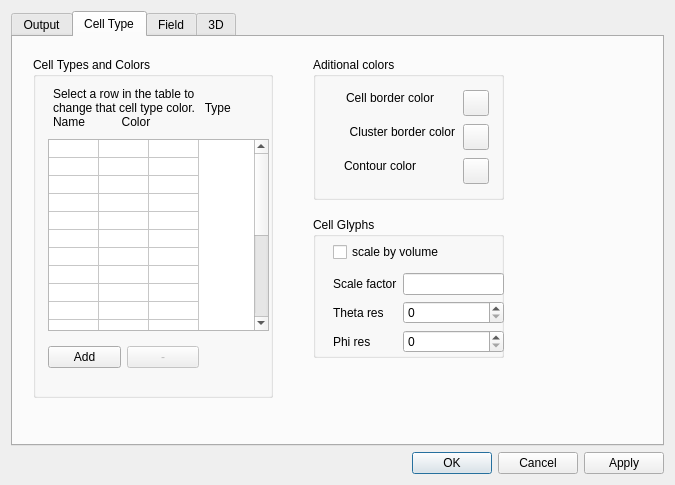
Above: CompuCell3D/player/Configuration/cc3D_prefs.ui from CompuCell3D/CompuCell3D before the change. Below: the same form after it.
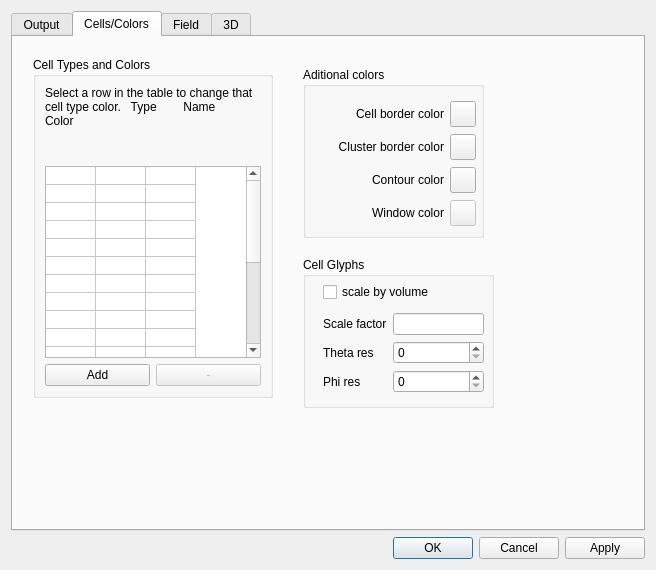
That is the form after the change. The open tabs and pages were chosen to show the change.

Commit message: Fixing bug with using a single graphics window, but using multiple views and clicking 'camera' icon to save images of those views.  Also, added few more Prefs widgets, e.g. 3D:BoundingBox, and hooks for color, plus window background color (in Cells/Colors tab).

Patch:
```diff
--- a/CompuCell3D/player/Configuration/cc3D_prefs.ui
+++ b/CompuCell3D/player/Configuration/cc3D_prefs.ui
@@ -6,8 +6,8 @@
    <rect>
     <x>0</x>
     <y>0</y>
-    <width>675</width>
-    <height>485</height>
+    <width>656</width>
+    <height>570</height>
    </rect>
   </property>
   <property name="windowTitle">
@@ -277,7 +277,7 @@
        </widget>
        <widget class="QWidget" name="tab_cell_type">
         <attribute name="title">
-         <string>Cell Type</string>
+         <string>Cells/Colors</string>
         </attribute>
         <widget class="QGroupBox" name="groupBox_10">
          <property name="geometry">
@@ -309,15 +309,9 @@
          <property name="title">
           <string>Cell Types and Colors</string>
          </property>
+         <layout class="QVBoxLayout" name="verticalLayout_6">
+          <item>
          <widget class="QLabel" name="selectCellColorLabel">
-          <property name="geometry">
-           <rect>
-            <x>20</x>
-            <y>30</y>
-            <width>181</width>
-            <height>51</height>
-           </rect>
-          </property>
           <property name="text">
            <string>Select a row in the table to change that cell type color.   Type        Name           Color</string>
           </property>
@@ -334,18 +328,12 @@
            <set>Qt::NoTextInteraction</set>
           </property>
          </widget>
+          </item>
+          <item>
          <widget class="QTableWidget" name="typeColorTable">
           <property name="enabled">
            <bool>true</bool>
           </property>
-          <property name="geometry">
-           <rect>
-            <x>15</x>
-            <y>82</y>
-            <width>221</width>
-            <height>192</height>
-           </rect>
-          </property>
           <property name="sizePolicy">
            <sizepolicy hsizetype="MinimumExpanding" vsizetype="Fixed">
             <horstretch>0</horstretch>
@@ -447,15 +435,8 @@
            </property>
           </item>
          </widget>
-         <widget class="QWidget" name="layoutWidget">
-          <property name="geometry">
-           <rect>
-            <x>15</x>
-            <y>284</y>
-            <width>151</width>
-            <height>32</height>
-           </rect>
-          </property>
+          </item>
+          <item>
           <layout class="QHBoxLayout" name="horizontalLayout_13">
            <item>
             <widget class="QPushButton" name="addCellTypeButton">
@@ -487,15 +468,16 @@
             </widget>
            </item>
           </layout>
-         </widget>
+          </item>
+         </layout>
         </widget>
         <widget class="QGroupBox" name="groupBox_4">
          <property name="geometry">
           <rect>
-           <x>300</x>
-           <y>180</y>
+           <x>290</x>
+           <y>220</y>
            <width>191</width>
-           <height>141</height>
+           <height>151</height>
           </rect>
          </property>
          <property name="title">
@@ -506,11 +488,11 @@
            <rect>
             <x>20</x>
             <y>20</y>
-            <width>171</width>
+            <width>161</width>
             <height>121</height>
            </rect>
           </property>
-          <layout class="QVBoxLayout" name="verticalLayout_6">
+          <layout class="QVBoxLayout" name="verticalLayout_5">
            <item>
             <widget class="QCheckBox" name="checkBox">
              <property name="text">
@@ -558,24 +540,27 @@
         <widget class="QGroupBox" name="groupBox_11">
          <property name="geometry">
           <rect>
-           <x>300</x>
-           <y>20</y>
-           <width>191</width>
-           <height>143</height>
+           <x>290</x>
+           <y>30</y>
+           <width>181</width>
+           <height>171</height>
           </rect>
          </property>
          <property name="title">
           <string>Aditional colors</string>
          </property>
+         <widget class="QWidget" name="layoutWidget">
+          <property name="geometry">
+           <rect>
+            <x>10</x>
+            <y>33</y>
+            <width>163</width>
+            <height>130</height>
+           </rect>
+          </property>
+          <layout class="QGridLayout" name="gridLayout_2">
+           <item row="0" column="0">
          <widget class="QLabel" name="borderColorLabel">
-          <property name="geometry">
-           <rect>
-            <x>15</x>
-            <y>33</y>
-            <width>106</width>
-            <height>16</height>
-           </rect>
-          </property>
           <property name="text">
            <string>Cell border color</string>
           </property>
@@ -583,15 +568,9 @@
            <set>Qt::AlignRight|Qt::AlignTrailing|Qt::AlignVCenter</set>
           </property>
          </widget>
+           </item>
+           <item row="0" column="1">
          <widget class="QToolButton" name="cellBorderColorButton">
-          <property name="geometry">
-           <rect>
-            <x>150</x>
-            <y>33</y>
-            <width>26</width>
-            <height>26</height>
-           </rect>
-          </property>
           <property name="minimumSize">
            <size>
             <width>26</width>
@@ -608,15 +587,9 @@
            <string/>
           </property>
          </widget>
+           </item>
+           <item row="1" column="0">
          <widget class="QLabel" name="clusterBorderColorLabel">
-          <property name="geometry">
-           <rect>
-            <x>15</x>
-            <y>67</y>
-            <width>127</width>
-            <height>16</height>
-           </rect>
-          </property>
           <property name="text">
            <string>Cluster border color</string>
           </property>
@@ -624,15 +597,9 @@
            <set>Qt::AlignRight|Qt::AlignTrailing|Qt::AlignVCenter</set>
           </property>
          </widget>
+           </item>
+           <item row="1" column="1">
          <widget class="QToolButton" name="clusterBorderColorButton">
-          <property name="geometry">
-           <rect>
-            <x>150</x>
-            <y>67</y>
-            <width>26</width>
-            <height>26</height>
-           </rect>
-          </property>
           <property name="minimumSize">
            <size>
             <width>26</width>
@@ -649,15 +616,9 @@
            <string/>
           </property>
          </widget>
+           </item>
+           <item row="2" column="0">
          <widget class="QLabel" name="contourColorLabel">
-          <property name="geometry">
-           <rect>
-            <x>15</x>
-            <y>101</y>
-            <width>88</width>
-            <height>16</height>
-           </rect>
-          </property>
           <property name="text">
            <string>Contour color</string>
           </property>
@@ -665,15 +626,41 @@
            <set>Qt::AlignRight|Qt::AlignTrailing|Qt::AlignVCenter</set>
           </property>
          </widget>
+           </item>
+           <item row="2" column="1">
          <widget class="QToolButton" name="contourColorButton">
-          <property name="geometry">
-           <rect>
-            <x>150</x>
-            <y>101</y>
+             <property name="minimumSize">
+              <size>
             <width>26</width>
             <height>26</height>
-           </rect>
-          </property>
+              </size>
+             </property>
+             <property name="maximumSize">
+              <size>
+               <width>26</width>
+               <height>26</height>
+              </size>
+             </property>
+             <property name="text">
+              <string/>
+             </property>
+            </widget>
+           </item>
+           <item row="3" column="0">
+            <widget class="QLabel" name="windowColorLabel">
+             <property name="text">
+              <string>Window color</string>
+             </property>
+             <property name="alignment">
+              <set>Qt::AlignRight|Qt::AlignTrailing|Qt::AlignVCenter</set>
+             </property>
+            </widget>
+           </item>
+           <item row="3" column="1">
+            <widget class="QToolButton" name="windowColorButton">
+             <property name="enabled">
+              <bool>false</bool>
+             </property>
           <property name="minimumSize">
            <size>
             <width>26</width>
@@ -689,6 +676,9 @@
           <property name="text">
            <string/>
           </property>
+            </widget>
+           </item>
+          </layout>
          </widget>
         </widget>
        </widget>
@@ -925,6 +915,13 @@
                  </layout>
                 </widget>
                </item>
+               <item>
+                <widget class="QCheckBox" name="vectorsOverlayCheckBox">
+                 <property name="text">
+                  <string>Overlay Vector and Cell Field</string>
+                 </property>
+                </widget>
+               </item>
               </layout>
              </item>
              <item>
@@ -1092,7 +1089,7 @@
         </attribute>
         <layout class="QHBoxLayout" name="horizontalLayout_12">
          <item>
-          <layout class="QVBoxLayout" name="verticalLayout_5">
+          <layout class="QVBoxLayout" name="verticalLayout_4">
            <item>
             <layout class="QHBoxLayout" name="horizontalLayout_2">
              <item>
@@ -1322,8 +1319,6 @@
             </layout>
            </item>
            <item>
-            <layout class="QVBoxLayout" name="verticalLayout_4">
-             <item>
               <widget class="QGroupBox" name="groupBox_2">
                <property name="title">
                 <string>Cell types invisible in 3D (example: 0,1,4)</string>
@@ -1347,6 +1342,47 @@
                </layout>
               </widget>
              </item>
+           <item>
+            <layout class="QHBoxLayout" name="horizontalLayout_10">
+             <item>
+              <widget class="QCheckBox" name="boundingBoxCheckBox">
+               <property name="text">
+                <string>Bounding Box Outline</string>
+               </property>
+              </widget>
+             </item>
+             <item>
+              <widget class="QLabel" name="label_12">
+               <property name="text">
+                <string>    Color</string>
+               </property>
+              </widget>
+             </item>
+             <item>
+              <widget class="QToolButton" name="boundingBoxColorButton">
+               <property name="enabled">
+                <bool>false</bool>
+               </property>
+               <property name="text">
+                <string/>
+               </property>
+              </widget>
+             </item>
+             <item>
+              <spacer name="horizontalSpacer_9">
+               <property name="orientation">
+                <enum>Qt::Horizontal</enum>
+               </property>
+               <property name="sizeHint" stdset="0">
+                <size>
+                 <width>48</width>
+                 <height>20</height>
+                </size>
+               </property>
+              </spacer>
+             </item>
+            </layout>
+           </item>
              <item>
               <spacer name="verticalSpacer_3">
                <property name="orientation">
@@ -1363,8 +1399,6 @@
             </layout>
            </item>
           </layout>
-         </item>
-        </layout>
        </widget>
       </widget>
      </item>
@@ -1372,6 +1406,9 @@
    </item>
    <item>
     <widget class="QDialogButtonBox" name="buttonBox">
+     <property name="enabled">
+      <bool>true</bool>
+     </property>
      <property name="orientation">
       <enum>Qt::Horizontal</enum>
      </property>
```
Lines whose indentation alone changed are shown as unchanged. The commit also changes 9 other files.
